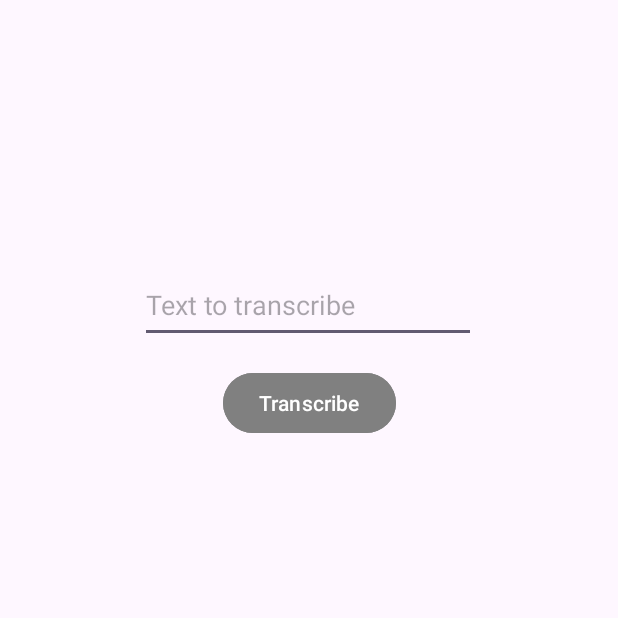
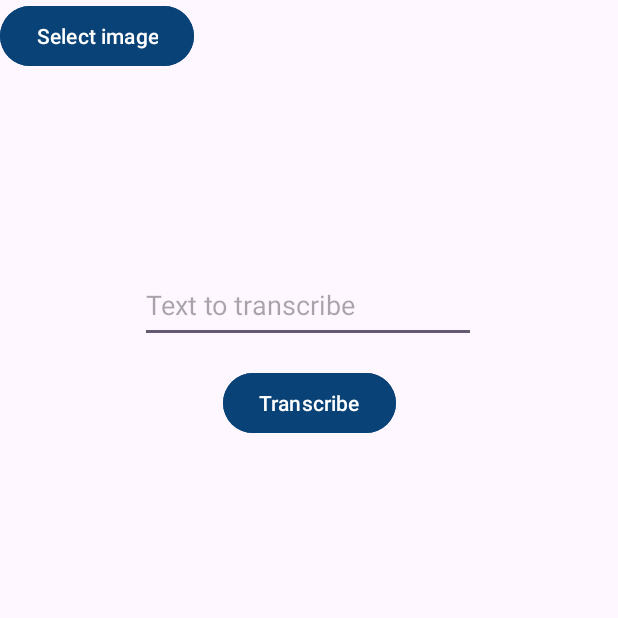
Before and after one commit to kpetrekova/Bcproject, an Android app: the screen it shows after launch (MainActivity), after a tap on "Transcribe", on a phone screen of 412 x 824 dp, the top half of it. Run offline under Robolectric (Android 15) with nearby library versions, the phone set to English and light mode, and no system bars; libraries missing offline, so code that uses them is left out: com.google.android.gms.

Commit message:
ocr from stored image

```diff
--- a/app/build.gradle
+++ b/app/build.gradle
@@ -33,6 +33,7 @@ dependencies {
     implementation 'androidx.appcompat:appcompat:1.6.1'
     implementation 'com.google.android.material:material:1.10.0'
     implementation 'androidx.constraintlayout:constraintlayout:2.1.4'
+    implementation 'com.google.android.gms:play-services-vision:20.1.3'
     testImplementation 'junit:junit:4.13.2'
     androidTestImplementation 'androidx.test.ext:junit:1.1.5'
     androidTestImplementation 'androidx.test.espresso:espresso-core:3.5.1'
--- a/app/src/main/AndroidManifest.xml
+++ b/app/src/main/AndroidManifest.xml
@@ -1,7 +1,7 @@
 <?xml version="1.0" encoding="utf-8"?>
 <manifest xmlns:android="http://schemas.android.com/apk/res/android"
     xmlns:tools="http://schemas.android.com/tools">
-
+    <uses-permission android:name="android.permission.INTERNET"></uses-permission>
     <application
         android:allowBackup="true"
         android:dataExtractionRules="@xml/data_extraction_rules"
--- a/app/src/main/java/com/example/transcribeczech/MainActivity.java
+++ b/app/src/main/java/com/example/transcribeczech/MainActivity.java
@@ -3,15 +3,31 @@ package com.example.transcribeczech;
 
 import androidx.appcompat.app.AppCompatActivity;
 
+import android.content.Intent;
+import android.graphics.Bitmap;
+import android.graphics.BitmapFactory;
+import android.net.Uri;
 import android.os.Bundle;
+import android.provider.MediaStore;
 import android.text.method.ScrollingMovementMethod;
+import android.util.SparseArray;
 import android.view.View;
 import android.widget.EditText;
+import android.widget.ImageView;
 import android.widget.TextView;
+import android.widget.Toast;
+
+import com.google.android.gms.vision.Frame;
+import com.google.android.gms.vision.text.TextBlock;
+import com.google.android.gms.vision.text.TextRecognizer;
+
+import java.io.FileNotFoundException;
 
 
 public class MainActivity extends AppCompatActivity {
     private TextView textView;
+    private ImageView iv;
+    int SELECT_PICTURE = 200;   //
     private EditText et;
     private final String[] normalVocals = {"a", "e", "i", "o", "u", "y", "ě"};
     private final String[] longVocals = {"á", "é", "í", "ó", "ú", "ý"};
@@ -30,14 +46,78 @@ public class MainActivity extends AppCompatActivity {
         textView = findViewById(R.id.transcribedText);
         textView.setMovementMethod(new ScrollingMovementMethod());
         et = findViewById(R.id.userInput);
+        iv = findViewById(R.id.imageView);
     }
 
     public void handleText(View v) {
         String origText = et.getText().toString();
+        handleText(origText);
+    }
+
+    public void handleText(String origText) {
+        //String origText = getTextFromImage();
         String transcribedText = transcribe(origText.toLowerCase().replaceAll("[^\\sa-z0-9ěščřžýáíéťďňůú]", ""));
-        textView.setText(origText + "\n\n" + transcribedText);
+        textView.setText(transcribedText);
         et.setText("");
     }
+
+
+    public String getTextFromImage(Bitmap bitmap){
+       // Bitmap bitmap = BitmapFactory.decodeResource(getApplicationContext().getResources(), R.drawable.cestina);
+        TextRecognizer textRecognizer = new TextRecognizer.Builder(getApplicationContext()).build();
+        if (!textRecognizer.isOperational()){
+            Toast.makeText(getApplicationContext(), "No text", Toast.LENGTH_SHORT).show();
+        }
+        else {
+            Frame frame = new Frame.Builder().setBitmap(bitmap).build();
+            SparseArray<TextBlock> items = textRecognizer.detect(frame);
+            StringBuilder stringBuilder = new StringBuilder();
+            for (int i = 0; i < items.size(); i++){
+                TextBlock myItem = items.valueAt(i);
+                stringBuilder.append(myItem.getValue());
+                stringBuilder.append("\n");
+            }
+            return stringBuilder.toString();
+        }
+        return null;
+    }
+
+
+
+    public void imageChooser(View v) {
+        Intent i = new Intent();
+        i.setType("image/*");
+        i.setAction(Intent.ACTION_GET_CONTENT);
+        startActivityForResult(Intent.createChooser(i, "Select Picture"), SELECT_PICTURE);
+    }
+
+    public void onActivityResult(int requestCode, int resultCode, Intent data) {
+        super.onActivityResult(requestCode, resultCode, data);
+
+        if (resultCode == RESULT_OK) {
+
+            if (requestCode == SELECT_PICTURE) {
+                // Get the url of the image from data
+                Uri selectedImageUri = data.getData();
+                if (null != selectedImageUri) {
+                    // update the preview image in the layout
+                    iv.setImageURI(selectedImageUri);
+                    try {
+                        Bitmap bitmap = MediaStore.Images.Media.getBitmap(this.getContentResolver(), selectedImageUri);
+                        String text = getTextFromImage(bitmap);
+                        handleText(text);
+                    }
+                    catch (Exception e)
+                    {
+
+                    }
+                }
+            }
+        }
+    }
+
+
+
 
     public String transcribe(String origText) {
 
--- a/app/src/main/res/layout/activity_main.xml
+++ b/app/src/main/res/layout/activity_main.xml
@@ -4,6 +4,7 @@
     xmlns:tools="http://schemas.android.com/tools"
     android:layout_width="match_parent"
     android:layout_height="match_parent"
+    android:colorAccent= "#3F51B5"
     tools:context=".MainActivity">
 
     <EditText
@@ -25,7 +26,7 @@
         android:layout_width="wrap_content"
         android:layout_height="wrap_content"
         android:layout_marginTop="16dp"
-        android:backgroundTint="#808080"
+        android:backgroundTint= "@color/mainColor"
         android:onClick="handleText"
         android:text="Transcribe"
         app:layout_constraintEnd_toEndOf="parent"
@@ -47,5 +48,25 @@
         app:layout_constraintTop_toBottomOf="@+id/button"
         app:layout_constraintVertical_bias="0.0" />
 
+    <ImageView
+        android:id="@+id/imageView"
+        android:layout_width="324dp"
+        android:layout_height="67dp"
+        app:layout_constraintBottom_toTopOf="@+id/userInput"
+        app:layout_constraintEnd_toEndOf="parent"
+        app:layout_constraintStart_toStartOf="parent"
+        app:layout_constraintTop_toTopOf="parent"
+        app:layout_constraintVertical_bias="0.746" />
+
+    <Button
+        android:id="@+id/selectImageBTN"
+        android:layout_width="wrap_content"
+        android:layout_height="wrap_content"
+        android:backgroundTint="@color/mainColor"
+        android:onClick="imageChooser"
+        android:text="Select image"
+        app:layout_constraintStart_toStartOf="parent"
+        app:layout_constraintTop_toTopOf="parent" />
+
 
 </androidx.constraintlayout.widget.ConstraintLayout>
--- a/app/src/main/res/values/colors.xml
+++ b/app/src/main/res/values/colors.xml
@@ -2,4 +2,5 @@
 <resources>
     <color name="black">#FF000000</color>
     <color name="white">#FFFFFFFF</color>
+    <color name="mainColor">#094276</color>
 </resources>
--- a/app/src/main/res/values/themes.xml
+++ b/app/src/main/res/values/themes.xml
@@ -3,6 +3,7 @@
     <style name="Base.Theme.TranscribeCzech" parent="Theme.Material3.DayNight.NoActionBar">
         <!-- Customize your light theme here. -->
         <!-- <item name="colorPrimary">@color/my_light_primary</item> -->
+        <item name="android:statusBarColor">@color/mainColor</item>
     </style>
 
     <style name="Theme.TranscribeCzech" parent="Base.Theme.TranscribeCzech" />
```
Also changed, not shown: app/src/main/res/drawable/cestina.jpg (added).
